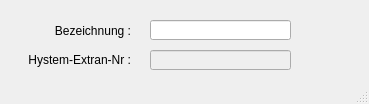
Before: the Qt Designer form qkan/importhe/templates/pumpentypen.ui in hoettges/QKan, drawn with Qt 5.
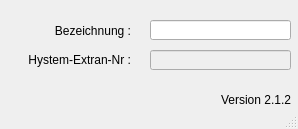
After: the same form once the commit is applied.

The edit to the form file:
```diff
--- a/qkan/importhe/templates/pumpentypen.ui
+++ b/qkan/importhe/templates/pumpentypen.ui
@@ -6,8 +6,8 @@
    <rect>
     <x>0</x>
     <y>0</y>
-    <width>369</width>
-    <height>104</height>
+    <width>298</width>
+    <height>129</height>
    </rect>
   </property>
   <property name="windowTitle">
@@ -87,6 +87,25 @@
      <bool>true</bool>
     </property>
    </widget>
+   <widget class="QLabel" name="lb_version">
+    <property name="geometry">
+     <rect>
+      <x>220</x>
+      <y>90</y>
+      <width>71</width>
+      <height>20</height>
+     </rect>
+    </property>
+    <property name="toolTip">
+     <string>Version QKan Import</string>
+    </property>
+    <property name="text">
+     <string>Version 2.1.2</string>
+    </property>
+    <property name="alignment">
+     <set>Qt::AlignRight|Qt::AlignTrailing|Qt::AlignVCenter</set>
+    </property>
+   </widget>
   </widget>
   <widget class="QStatusBar" name="statusbar"/>
  </widget>
```
